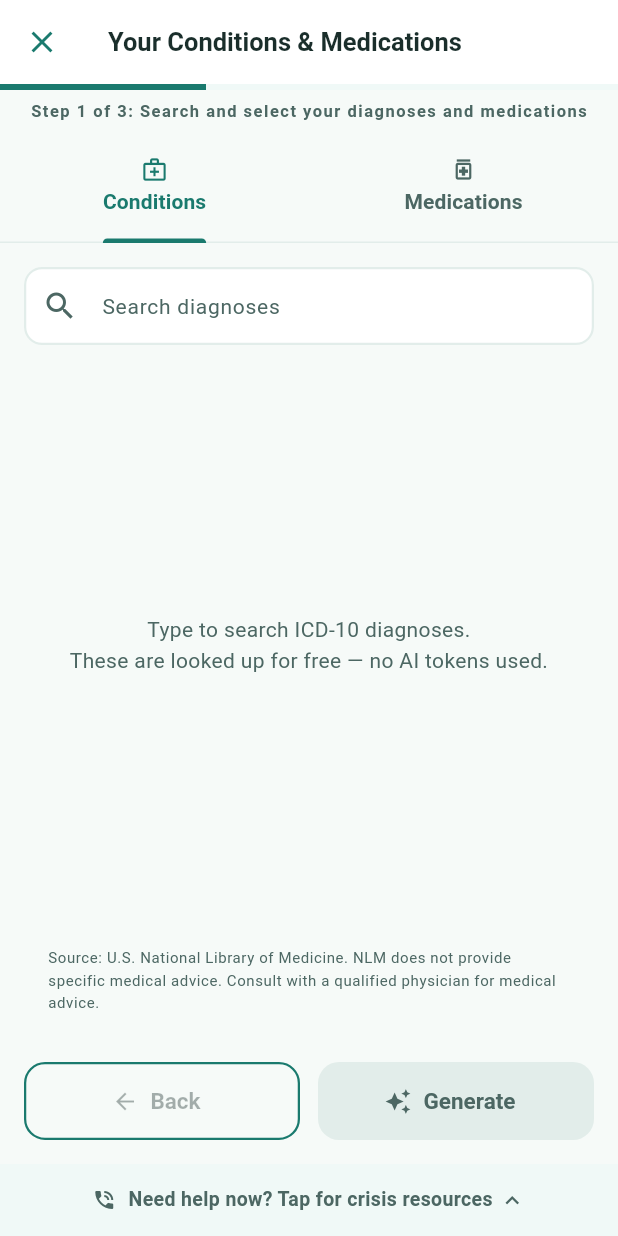
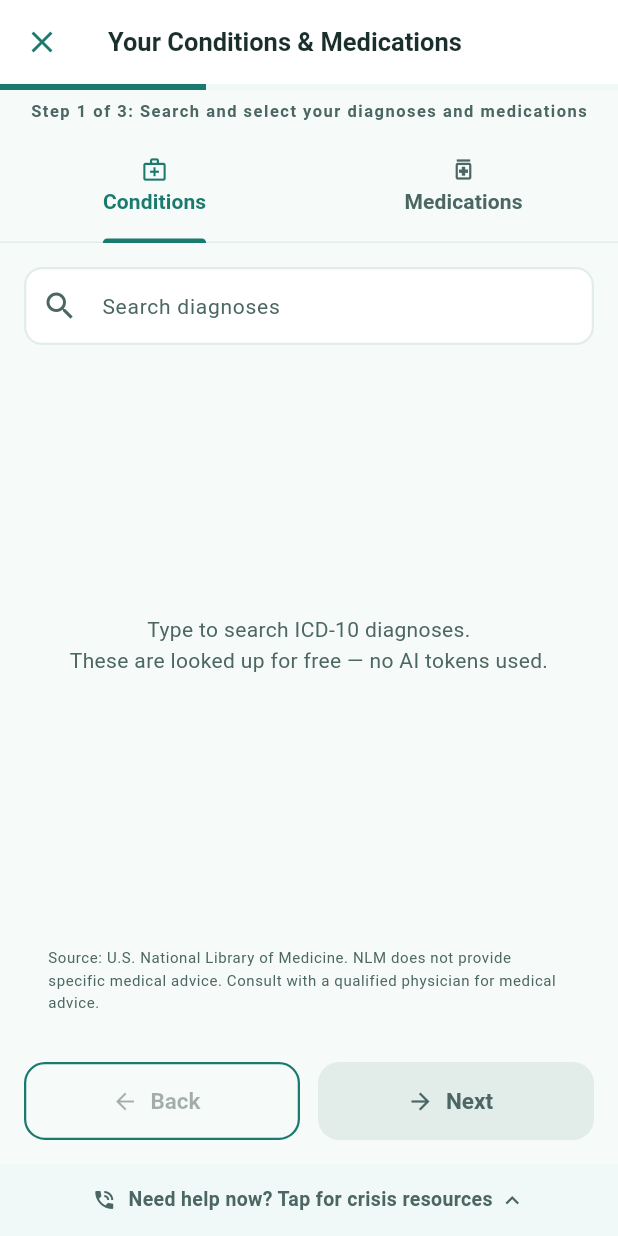
Before and after one commit to Onica5000/MHAD, a Flutter app: the _SmartFillScreen screen opened directly with empty values, on a phone screen of 412 x 824 dp. Run offline on Flutter 3.47's test engine with Material 3 defaults, Android fonts, the phone set to English and light mode, and no system bars; our stand-ins replace drift, file_picker, flutter_contacts, flutter_local_notifications, flutter_riverpod, flutter_secure_storage and 11 more; missing offline and left inert: ndef_record, nfc_manager, safe_device, sqlcipher_flutter_libs, sqlite3; accounts and stored records are empty; generated files the repository leaves out were written again; Roboto replaces fonts that are missing (DM Sans).

Commit message:
Label Smart Fill forward button as "Next"
The inputs step button previously read "Generate" which didn't look
like the forward action. Rename it to "Next" with the standard arrow
icon to match the rest of the wizard.

https://claude.ai/code/session_016jFLXx8eEx8UgYj4G1zfJR

```diff
--- a/lib/ui/wizard/widgets/smart_fill_flow.dart
+++ b/lib/ui/wizard/widgets/smart_fill_flow.dart
@@ -1638,8 +1638,8 @@ class _SmartFillScreenState extends ConsumerState<_SmartFillScreen> {
                 _selectedAvoidMeds.isEmpty)
             ? null
             : _generate;
-        nextIcon = const Icon(Icons.auto_awesome, size: 18);
-        nextLabel = 'Generate';
+        nextIcon = const Icon(Icons.arrow_forward, size: 18);
+        nextLabel = 'Next';
       case _Step.review:
         final acceptedCount =
             _accepted?.values.where((v) => v).length ?? 0;
```
